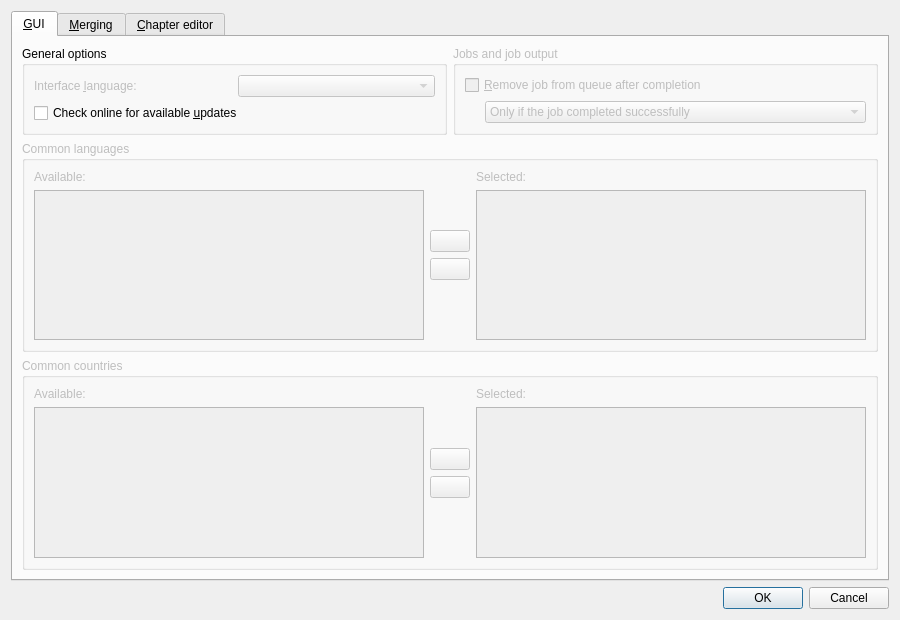
Old version of the form src/mkvtoolnix-gui/forms/main_window/preferences_dialog.ui in the repository jpsdr/MKVToolnix-Windows-7.
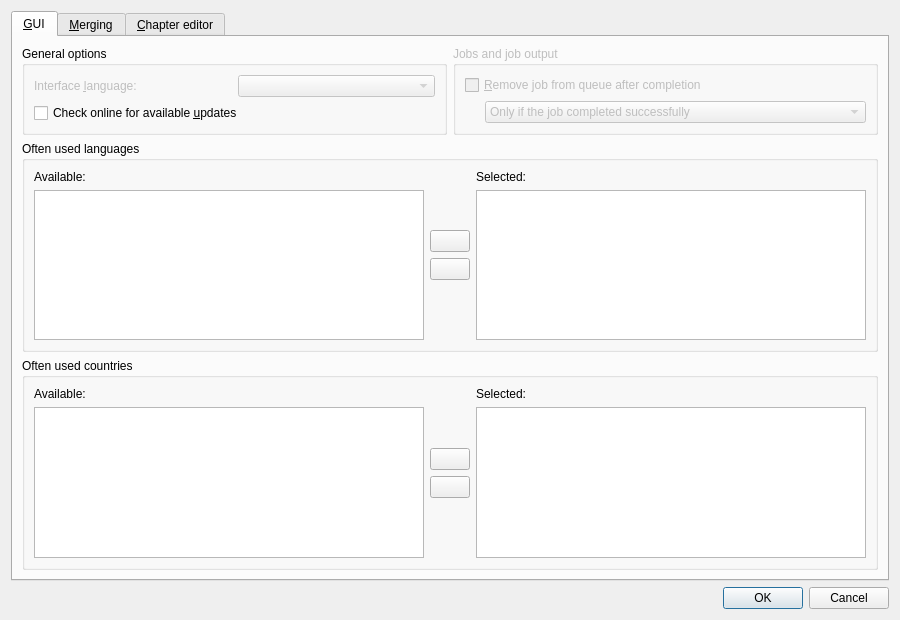
New version of the form. Icons and pictures are not drawn.

Commit message: GUI: often used languages/countries; display country names, too

```diff
--- a/src/mkvtoolnix-gui/forms/main_window/preferences_dialog.ui
+++ b/src/mkvtoolnix-gui/forms/main_window/preferences_dialog.ui
@@ -128,11 +128,8 @@
        </item>
        <item>
         <widget class="QGroupBox" name="groupBox_6">
-         <property name="enabled">
-          <bool>false</bool>
-         </property>
          <property name="title">
-          <string>Common languages</string>
+          <string>Often used languages</string>
          </property>
          <layout class="QHBoxLayout" name="horizontalLayout_2">
           <item>
@@ -237,11 +234,8 @@
        </item>
        <item>
         <widget class="QGroupBox" name="groupBox_7">
-         <property name="enabled">
-          <bool>false</bool>
-         </property>
          <property name="title">
-          <string>Common countries</string>
+          <string>Often used countries</string>
          </property>
          <layout class="QHBoxLayout" name="horizontalLayout_7">
           <item>
```
The commit also changes 15 other files.
